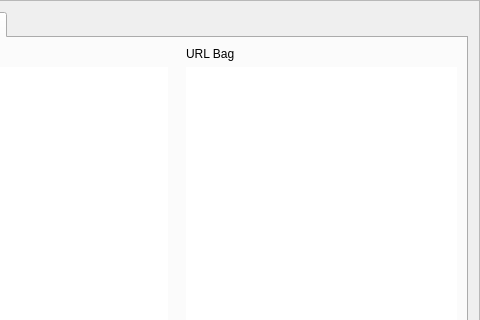
Above: app/startpage.ui from KDE/gwenview before the change; both pictures show x 127 to 607 and y 0 to 320 of the 607 by 618 pixel window. Below: the same form after it.
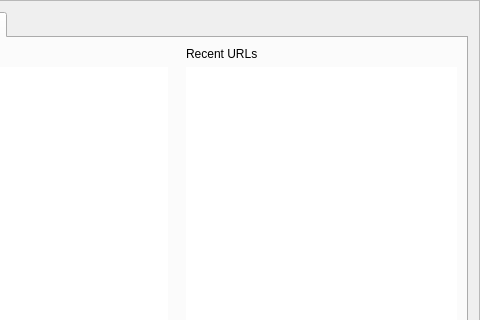
That is the form after the change. The open tabs and pages were chosen to show the change. Custom widgets are drawn as their Qt base class.

Commit message: Url bag => Recent URLs

What changed in the file:
```diff
--- a/app/startpage.ui
+++ b/app/startpage.ui
@@ -155,7 +155,7 @@
           </sizepolicy>
          </property>
          <property name="text">
-          <string>URL Bag</string>
+          <string>Recent URLs</string>
          </property>
          <property name="title" stdset="0">
           <bool>true</bool>
```
Left out of the diff: 2 changed lines with no effect on the pictures. The commit also changes 4 other files.
